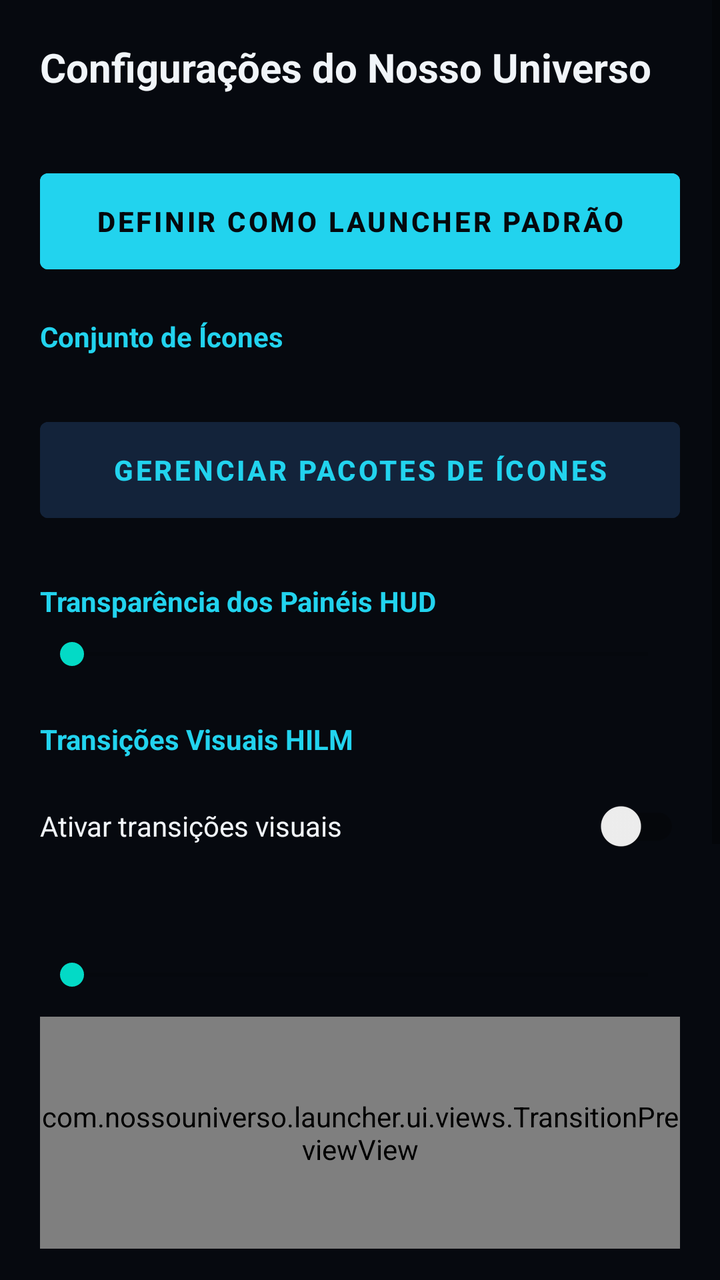
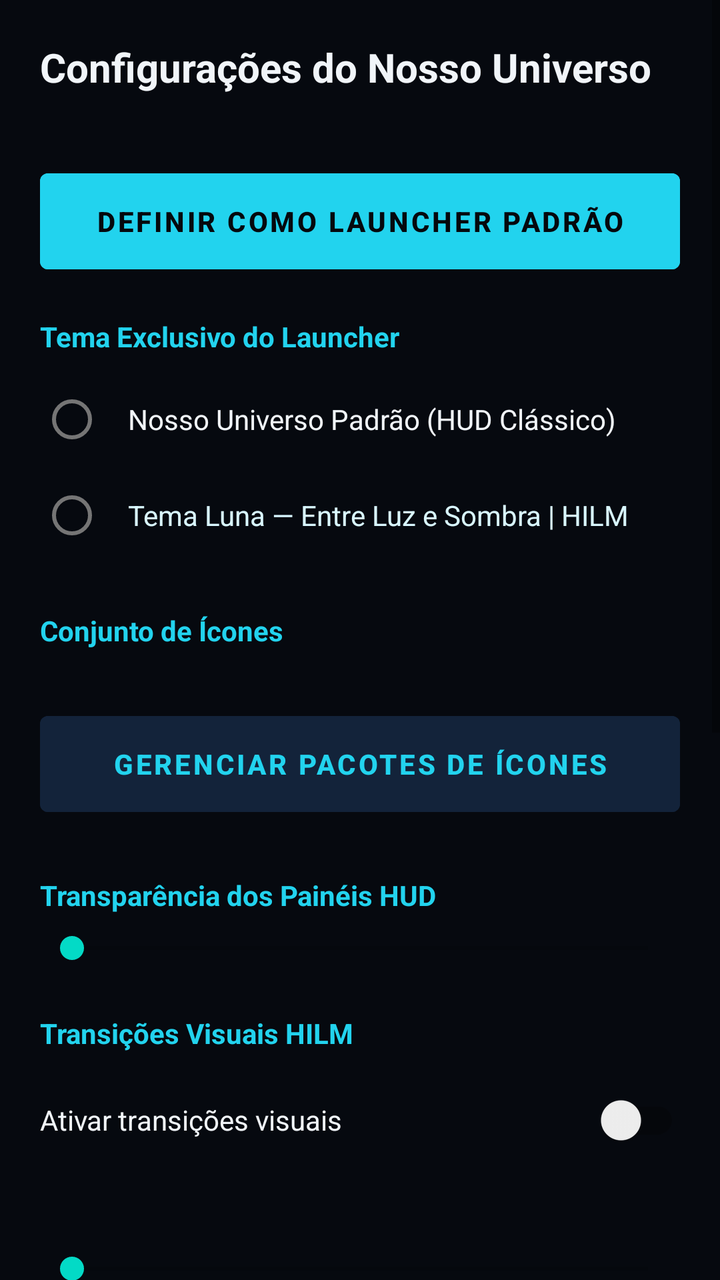

Before-and-after screenshots of an Android layout around one commit, followed by the original layout XML and the change that was made.
<!-- AndroidManifest.xml: application theme Theme.NossoUniverso.Wallpaper -->
<!-- res/layout/activity_settings.xml -->
<?xml version="1.0" encoding="utf-8"?>
<ScrollView xmlns:android="http://schemas.android.com/apk/res/android"
    android:layout_width="match_parent"
    android:layout_height="match_parent"
    android:background="#06090F"
    android:fillViewport="true"
    android:fitsSystemWindows="true">

    <LinearLayout
        android:layout_width="match_parent"
        android:layout_height="wrap_content"
        android:orientation="vertical"
        android:paddingStart="20dp"
        android:paddingTop="20dp"
        android:paddingEnd="20dp"
        android:paddingBottom="40dp">

        <TextView
            android:layout_width="wrap_content"
            android:layout_height="wrap_content"
            android:text="@string/settings_title"
            android:textColor="@color/hud_text_primary"
            android:textSize="20sp"
            android:textStyle="bold" />

        <TextView
            android:id="@+id/txtDefaultStatus"
            android:layout_width="match_parent"
            android:layout_height="wrap_content"
            android:layout_marginTop="12dp"
            android:textColor="@color/hud_text_secondary"
            android:textSize="13sp" />

        <Button
            android:id="@+id/btnSetDefaultLauncher"
            android:layout_width="match_parent"
            android:layout_height="wrap_content"
            android:layout_marginTop="10dp"
            android:backgroundTint="@color/hud_cyan"
            android:gravity="center"
            android:insetTop="0dp"
            android:insetBottom="0dp"
            android:minHeight="48dp"
            android:paddingHorizontal="16dp"
            android:paddingVertical="12dp"
            android:singleLine="false"
            android:text="@string/set_default_launcher"
            android:textColor="#05080D"
            android:textStyle="bold" />

        <TextView
            android:layout_width="wrap_content"
            android:layout_height="wrap_content"
            android:layout_marginTop="24dp"
            android:text="@string/icon_pack_section"
            android:textColor="@color/hud_cyan"
            android:textSize="14sp"
            android:textStyle="bold" />

        <TextView
            android:id="@+id/txtSettingsActivePack"
            android:layout_width="match_parent"
            android:layout_height="wrap_content"
            android:layout_marginTop="6dp"
            android:textColor="@color/hud_text_secondary"
            android:textSize="12.5sp" />

        <Button
            android:id="@+id/btnOpenIconPackManager"
            android:layout_width="match_parent"
            android:layout_height="wrap_content"
            android:layout_marginTop="10dp"
            android:backgroundTint="#13233A"
            android:gravity="center"
            android:insetTop="0dp"
            android:insetBottom="0dp"
            android:minHeight="48dp"
            android:paddingHorizontal="16dp"
            android:paddingVertical="12dp"
            android:singleLine="false"
            android:text="@string/manage_icon_packs"
            android:textColor="@color/hud_cyan"
            android:textStyle="bold" />

        <RadioGroup
            android:id="@+id/radioIconPacks"
            android:layout_width="match_parent"
            android:layout_height="wrap_content"
            android:layout_marginTop="8dp" />

        <TextView
            android:layout_width="wrap_content"
            android:layout_height="wrap_content"
            android:layout_marginTop="24dp"
            android:text="@string/hud_transparency_section"
            android:textColor="@color/hud_cyan"
            android:textSize="14sp"
            android:textStyle="bold" />

        <SeekBar
            android:id="@+id/seekOpacity"
            android:layout_width="match_parent"
            android:layout_height="wrap_content"
            android:layout_marginTop="8dp"
            android:max="70" />

        <TextView
            android:layout_width="wrap_content"
            android:layout_height="wrap_content"
            android:layout_marginTop="24dp"
            android:text="@string/transitions_section"
            android:textColor="@color/hud_cyan"
            android:textSize="14sp"
            android:textStyle="bold" />

        <TextView
            android:id="@+id/txtTransitionAccessibilityNote"
            android:layout_width="match_parent"
            android:layout_height="wrap_content"
            android:layout_marginTop="8dp"
            android:background="#1A263B"
            android:paddingHorizontal="12dp"
            android:paddingVertical="10dp"
            android:text="@string/transitions_accessibility_note"
            android:textColor="@color/hud_amber"
            android:textSize="12sp"
            android:visibility="gone" />

        <androidx.appcompat.widget.SwitchCompat
            android:id="@+id/switchTransitionsEnabled"
            android:layout_width="match_parent"
            android:layout_height="wrap_content"
            android:layout_marginTop="10dp"
            android:minHeight="48dp"
            android:paddingVertical="8dp"
            android:text="@string/transitions_enable_label"
            android:textColor="@color/hud_text_primary"
            android:textSize="14sp" />

        <RadioGroup
            android:id="@+id/radioTransitionEffects"
            android:layout_width="match_parent"
            android:layout_height="wrap_content"
            android:layout_marginTop="6dp" />

        <TextView
            android:id="@+id/txtTransitionDurationValue"
            android:layout_width="match_parent"
            android:layout_height="wrap_content"
            android:layout_marginTop="12dp"
            android:textColor="@color/hud_text_secondary"
            android:textSize="12.5sp" />

        <SeekBar
            android:id="@+id/seekTransitionDuration"
            android:layout_width="match_parent"
            android:layout_height="wrap_content"
            android:layout_marginTop="6dp"
            android:max="42" />

        <com.nossouniverso.launcher.ui.views.TransitionPreviewView
            android:id="@+id/transitionPreviewStage"
            android:layout_width="match_parent"
            android:layout_height="116dp"
            android:layout_marginTop="12dp" />

        <TextView
            android:id="@+id/txtTransitionPreviewStatus"
            android:layout_width="match_parent"
            android:layout_height="wrap_content"
            android:layout_marginTop="6dp"
            android:textColor="@color/hud_text_secondary"
            android:textSize="12sp" />

        <LinearLayout
            android:layout_width="match_parent"
            android:layout_height="wrap_content"
            android:layout_marginTop="10dp"
            android:baselineAligned="false"
            android:orientation="horizontal">

            <Button
                android:id="@+id/btnPreviewTransition"
                android:layout_width="0dp"
                android:layout_height="wrap_content"
                android:layout_marginEnd="6dp"
                android:layout_weight="1"
                android:backgroundTint="#13233A"
                android:gravity="center"
                android:insetTop="0dp"
                android:insetBottom="0dp"
                android:minHeight="48dp"
                android:paddingHorizontal="10dp"
                android:paddingVertical="10dp"
                android:singleLine="false"
                android:text="@string/transitions_preview_test"
                android:textAllCaps="false"
                android:textColor="@color/hud_cyan"
                android:textSize="12.5sp"
                android:textStyle="bold" />

            <Button
                android:id="@+id/btnApplyTransition"
                android:layout_width="0dp"
                android:layout_height="wrap_content"
                android:layout_marginStart="6dp"
                android:layout_weight="1"
                android:backgroundTint="@color/hud_cyan"
                android:gravity="center"
                android:insetTop="0dp"
                android:insetBottom="0dp"
                android:minHeight="48dp"
                android:paddingHorizontal="10dp"
                android:paddingVertical="10dp"
                android:singleLine="false"
                android:text="@string/transitions_apply"
                android:textAllCaps="false"
                android:textColor="#05080D"
                android:textSize="12.5sp"
                android:textStyle="bold" />
        </LinearLayout>

        <TextView
            android:layout_width="match_parent"
            android:layout_height="wrap_content"
            android:layout_marginTop="8dp"
            android:text="@string/transitions_android_scope_note"
            android:textColor="@color/hud_text_secondary"
            android:textSize="11.5sp" />

        <TextView
            android:layout_width="wrap_content"
            android:layout_height="wrap_content"
            android:layout_marginTop="24dp"
            android:text="@string/backup_section"
            android:textColor="@color/hud_cyan"
            android:textSize="14sp"
            android:textStyle="bold" />

        <LinearLayout
            android:layout_width="match_parent"
            android:layout_height="wrap_content"
            android:layout_marginTop="10dp"
            android:baselineAligned="false"
            android:orientation="horizontal">

            <Button
                android:id="@+id/btnExportBackup"
                android:layout_width="0dp"
                android:layout_height="wrap_content"
                android:layout_marginEnd="6dp"
                android:layout_weight="1"
                android:backgroundTint="#13233A"
                android:gravity="center"
                android:insetTop="0dp"
                android:insetBottom="0dp"
                android:minHeight="52dp"
                android:paddingHorizontal="10dp"
                android:paddingVertical="10dp"
                android:singleLine="false"
                android:text="@string/export_backup_json"
                android:textAllCaps="false"
                android:textColor="@color/hud_cyan"
                android:textSize="12.5sp"
                android:textStyle="bold" />

            <Button
                android:id="@+id/btnImportBackup"
                android:layout_width="0dp"
                android:layout_height="wrap_content"
                android:layout_marginStart="6dp"
                android:layout_weight="1"
                android:backgroundTint="#13233A"
                android:gravity="center"
                android:insetTop="0dp"
                android:insetBottom="0dp"
                android:minHeight="52dp"
                android:paddingHorizontal="10dp"
                android:paddingVertical="10dp"
                android:singleLine="false"
                android:text="@string/import_backup_json"
                android:textAllCaps="false"
                android:textColor="@color/hud_text_primary"
                android:textSize="12.5sp"
                android:textStyle="bold" />
        </LinearLayout>

        <Button
            android:id="@+id/btnResetShortcuts"
            android:layout_width="match_parent"
            android:layout_height="wrap_content"
            android:layout_marginTop="22dp"
            android:backgroundTint="#1E293B"
            android:gravity="center"
            android:insetTop="0dp"
            android:insetBottom="0dp"
            android:minHeight="48dp"
            android:paddingHorizontal="16dp"
            android:paddingVertical="12dp"
            android:singleLine="false"
            android:text="@string/reset_shortcuts"
            android:textColor="@color/hud_amber" />
    </LinearLayout>
</ScrollView>
<!-- resources referenced by this layout -->
<resources>
  <color name="hud_amber">#F59E0B</color>
  <color name="hud_cyan">#22D3EE</color>
  <color name="hud_text_primary">#F1F5F9</color>
  <color name="hud_text_secondary">#94A3B8</color>
  <string name="backup_section">Backup e Restauração do Layout</string>
  <string name="export_backup_json">Exportar Backup (.JSON)</string>
  <string name="hud_transparency_section">Transparência dos Painéis HUD</string>
  <string name="icon_pack_section">Conjunto de Ícones</string>
  <string name="import_backup_json">Importar Backup (.JSON)</string>
  <string name="manage_icon_packs">Gerenciar Pacotes de Ícones</string>
  <string name="reset_shortcuts">Restaurar Atalhos</string>
  <string name="set_default_launcher">Definir como Launcher Padrão</string>
  <string name="settings_title">Configurações do Nosso Universo</string>
  <string name="transitions_accessibility_note">Redução de animações ativa nas configurações de acessibilidade do Android. Os efeitos ficam suspensos enquanto essa opção do sistema estiver ligada.</string>
  <string name="transitions_android_scope_note">Aplicadas nas gavetas, painéis, telas internas e abertura de apps do HILM. Animações internas de outros aplicativos seguem o próprio app e o Android.</string>
  <string name="transitions_apply">Aplicar Transição</string>
  <string name="transitions_enable_label">Ativar transições visuais</string>
  <string name="transitions_preview_test">Testar Prévia</string>
  <string name="transitions_section">Transições Visuais HILM</string>
  <style name="Theme.NossoUniverso.Wallpaper" parent="Theme.MaterialComponents.DayNight.NoActionBar">
          <item name="android:windowShowWallpaper">true</item>
          <item name="android:windowBackground">@android:color/transparent</item>
          <item name="android:colorBackground">@android:color/transparent</item>
          <item name="android:colorBackgroundCacheHint">@null</item>
          <item name="android:windowContentOverlay">@null</item>
          <item name="android:backgroundDimEnabled">false</item>
          <item name="android:backgroundDimAmount">0.0</item>
          <item name="android:statusBarColor">@android:color/transparent</item>
          <item name="android:navigationBarColor">@android:color/transparent</item>
          <item name="android:windowLightStatusBar">false</item>
          <item name="android:windowDrawsSystemBarBackgrounds">true</item>
      </style>
</resources>

<!-- the commit's change to res/layout/activity_settings.xml (unified diff, before → after) -->
@@ -47,6 +47,40 @@
             android:text="@string/set_default_launcher"
             android:textColor="#05080D"
             android:textStyle="bold" />
+
+        <TextView
+            android:layout_width="wrap_content"
+            android:layout_height="wrap_content"
+            android:layout_marginTop="24dp"
+            android:text="@string/theme_section"
+            android:textColor="@color/hud_cyan"
+            android:textSize="14sp"
+            android:textStyle="bold" />
+
+        <RadioGroup
+            android:id="@+id/radioLauncherTheme"
+            android:layout_width="match_parent"
+            android:layout_height="wrap_content"
+            android:layout_marginTop="8dp">
+
+            <RadioButton
+                android:id="@+id/rbThemeDefault"
+                android:layout_width="match_parent"
+                android:layout_height="wrap_content"
+                android:paddingHorizontal="12dp"
+                android:paddingVertical="10dp"
+                android:text="@string/theme_default_title"
+                android:textColor="@color/hud_text_primary" />
+
+            <RadioButton
+                android:id="@+id/rbThemeLuna"
+                android:layout_width="match_parent"
+                android:layout_height="wrap_content"
+                android:paddingHorizontal="12dp"
+                android:paddingVertical="10dp"
+                android:text="@string/theme_luna_title"
+                android:textColor="@color/luna_white_blue" />
+        </RadioGroup>
 
         <TextView
             android:layout_width="wrap_content"
<!-- resource entries referenced after the edit -->
@@ -4,6 +4,7 @@
   <color name="hud_cyan">#22D3EE</color>
   <color name="hud_text_primary">#F1F5F9</color>
   <color name="hud_text_secondary">#94A3B8</color>
+  <color name="luna_white_blue">#D9F7FF</color>
   <string name="backup_section">Backup e Restauração do Layout</string>
   <string name="export_backup_json">Exportar Backup (.JSON)</string>
   <string name="hud_transparency_section">Transparência dos Painéis HUD</string>
@@ -13,6 +14,9 @@
   <string name="reset_shortcuts">Restaurar Atalhos</string>
   <string name="set_default_launcher">Definir como Launcher Padrão</string>
   <string name="settings_title">Configurações do Nosso Universo</string>
+  <string name="theme_default_title">Nosso Universo Padrão (HUD Clássico)</string>
+  <string name="theme_luna_title">Tema Luna — Entre Luz e Sombra | HILM</string>
+  <string name="theme_section">Tema Exclusivo do Launcher</string>
   <string name="transitions_accessibility_note">Redução de animações ativa nas configurações de acessibilidade do Android. Os efeitos ficam suspensos enquanto essa opção do sistema estiver ligada.</string>
   <string name="transitions_android_scope_note">Aplicadas nas gavetas, painéis, telas internas e abertura de apps do HILM. Animações internas de outros aplicativos seguem o próprio app e o Android.</string>
   <string name="transitions_apply">Aplicar Transição</string>
